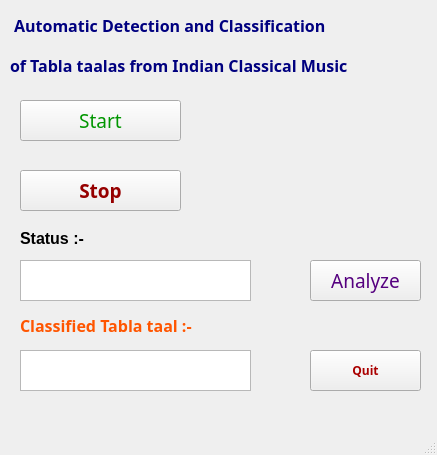
Above: main_1.ui from pranav6670/Detection-Classification-of-Tabla-taals before the change. Below: the same form after it.
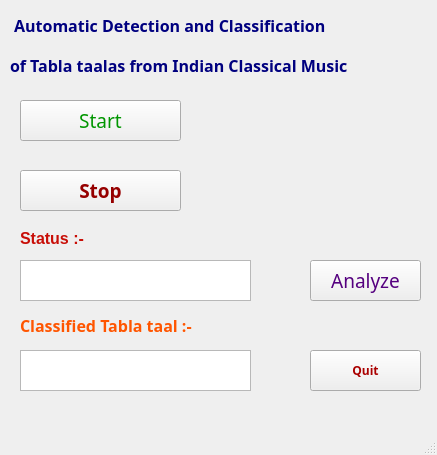
That is the form after the change. Icons and pictures are not drawn.

Diff of the .ui file:
```diff
--- a/main_1.ui
+++ b/main_1.ui
@@ -197,7 +197,7 @@
      </font>
     </property>
     <property name="styleSheet">
-     <string notr="true"/>
+     <string notr="true">color:rgb(200, 14, 7)</string>
     </property>
     <property name="text">
      <string>Status :-</string>
```
